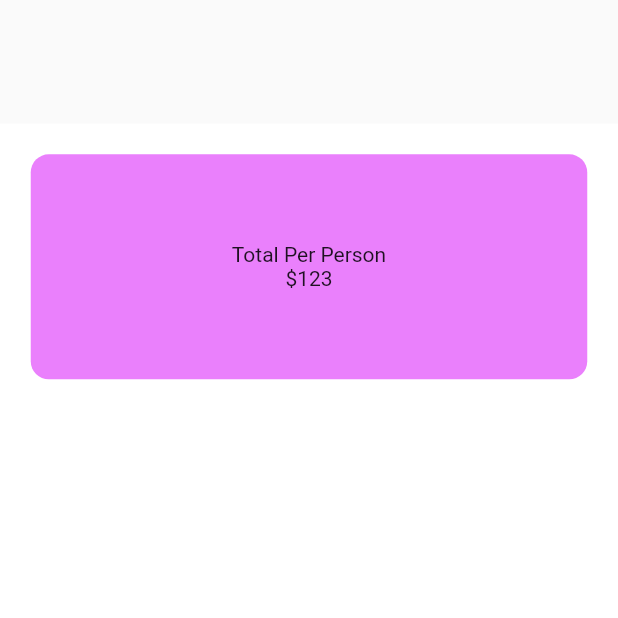
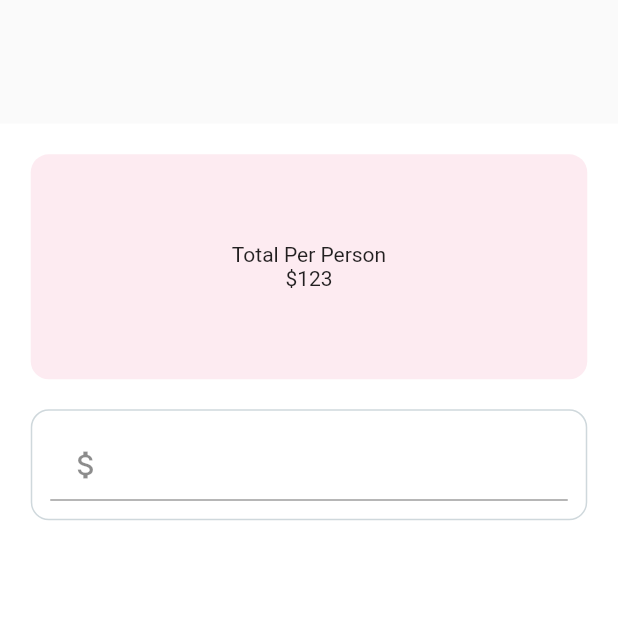
Before and after one commit to irfan87/flutter_tips_calculator, a Flutter app: the screen it shows after launch, on a phone screen of 412 x 824 dp, the top half of it. Run offline on Flutter 3.47's test engine with Material 2 defaults, Android fonts, the phone set to English and light mode, and no system bars.

Commit message:
applied hex color and text field

```diff
--- a/lib/tips_ui/tips_calculator_page.dart
+++ b/lib/tips_ui/tips_calculator_page.dart
@@ -1,4 +1,5 @@
 import 'package:flutter/material.dart';
+import "package:tip_calculator/utils/hex_color.dart";
 
 class TipsCalculatorPage extends StatefulWidget {
   @override
@@ -9,6 +10,8 @@ class _TipsCalculatorPageState extends State<TipsCalculatorPage> {
   int _tipsPercentage = 0;
   int _personCounter = 1;
   double _billAmmount = 0.0;
+
+  Color _magenta = HexColor("#e83a74");
 
   @override
   Widget build(BuildContext context) {
@@ -25,11 +28,43 @@ class _TipsCalculatorPageState extends State<TipsCalculatorPage> {
               width: 150,
               height: 150,
               decoration: BoxDecoration(
-                  color: Colors.purpleAccent.shade100,
+                  // color: Colors.purpleAccent.shade100,
+                  color: _magenta.withOpacity(0.1),
                   borderRadius: BorderRadius.circular(12.0)),
+              child: Center(
+                child: Column(
+                  mainAxisAlignment: MainAxisAlignment.center,
+                  children: <Widget>[Text("Total Per Person"), Text("\$123")],
+                ),
+              ),
+            ),
+            Container(
+              margin: EdgeInsets.only(top: 20.0),
+              padding: EdgeInsets.all(12.0),
+              decoration: BoxDecoration(
+                color: Colors.transparent,
+                border: Border.all(
+                    color: Colors.blueGrey.shade100, style: BorderStyle.solid),
+                borderRadius: BorderRadius.circular(12.0),
+              ),
               child: Column(
-                mainAxisAlignment: MainAxisAlignment.center,
-                children: <Widget>[Text("Total Per Person"), Text("\$123")],
+                children: <Widget>[
+                  TextField(
+                    keyboardType:
+                        TextInputType.numberWithOptions(decimal: true),
+                    style: TextStyle(color: _magenta),
+                    decoration: InputDecoration(
+                        prefixText: "Bill Ammount",
+                        prefixIcon: Icon(Icons.attach_money)),
+                    onChanged: (String value) {
+                      try {
+                        _billAmmount = double.parse(value);
+                      } catch (exception) {
+                        _billAmmount = 0.0;
+                      }
+                    },
+                  )
+                ],
               ),
             ),
           ],
--- /dev/null
+++ b/lib/utils/hex_color.dart
@@ -0,0 +1,15 @@
+import 'package:flutter/material.dart';
+
+class HexColor extends Color {
+  HexColor(final String hexColor) : super(_getColorFromHex(hexColor));
+
+  static int _getColorFromHex(String hexColor) {
+    hexColor = hexColor.toLowerCase().replaceAll("#", "");
+
+    if (hexColor.length == 6) {
+      hexColor = "FF" + hexColor;
+    }
+
+    return int.parse(hexColor, radix: 16);
+  }
+}
```
